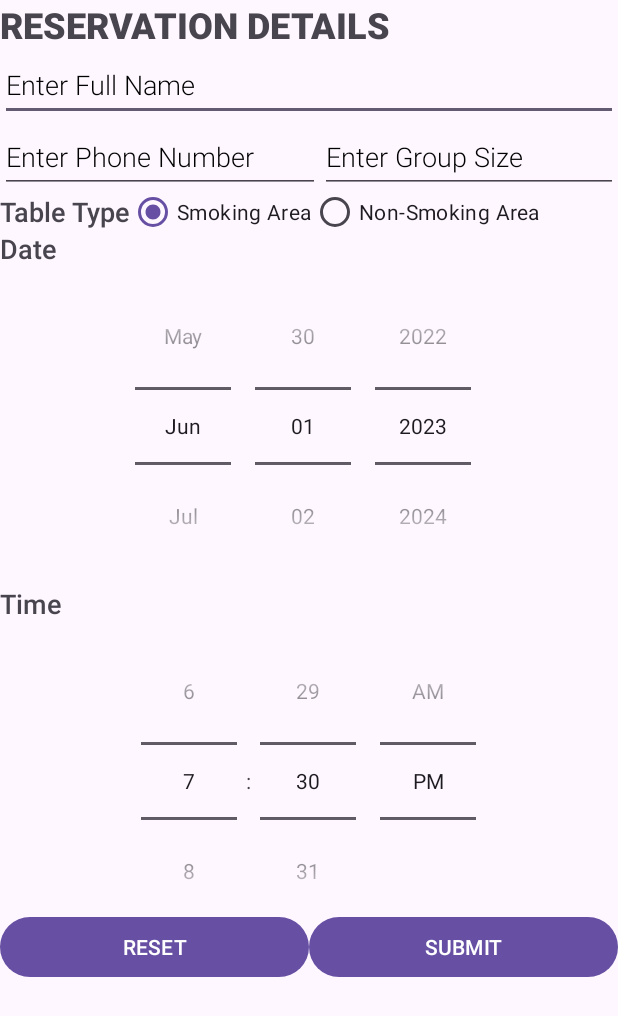
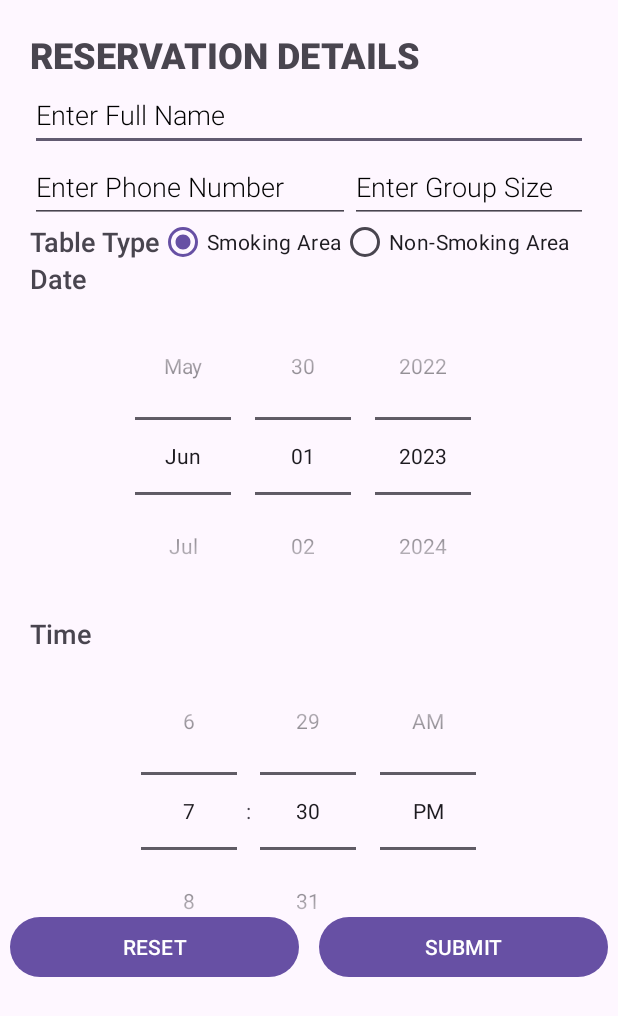
Before and after one commit to aymanlerr/L04_Reservation, an Android app: the screen it shows after launch (MainActivity), on a phone screen of 412 x 824 dp. Shown: the top 1016 px of the screen. Run offline under Robolectric (Android 15) with nearby library versions, the phone set to English and light mode, and no system bars.

Commit message:
added margin to linear layout and button

```diff
--- a/app/src/main/java/sg/edu/rp/c346/id22015131/l04_reservation/MainActivity.java
+++ b/app/src/main/java/sg/edu/rp/c346/id22015131/l04_reservation/MainActivity.java
@@ -69,6 +69,7 @@ public class MainActivity extends AppCompatActivity {
                     }
                     output += "\nDate: " + dp.getDayOfMonth() + "/" + dp.getMonth() + "/" + dp.getYear();
                     output += "\nTime: " + tp.getCurrentHour() + ":" + tp.getCurrentMinute();
+
 
                     Toast.makeText(MainActivity.this, output, Toast.LENGTH_LONG).show();
 
--- a/app/src/main/res/layout/activity_main.xml
+++ b/app/src/main/res/layout/activity_main.xml
@@ -13,6 +13,7 @@
         <LinearLayout
             android:layout_width="match_parent"
             android:layout_height="wrap_content"
+            android:layout_margin="30px"
             android:orientation="vertical">
 
             <TextView
@@ -150,14 +151,18 @@
             android:layout_width="match_parent"
             android:layout_height="wrap_content"
             android:layout_weight="1"
-            android:text="@string/reset" />
+            android:text="@string/reset"
+            android:layout_marginRight="10px"
+            android:layout_marginLeft="10px"/>
 
         <Button
             android:id="@+id/submit"
             android:layout_width="match_parent"
             android:layout_height="wrap_content"
             android:layout_weight="1"
-            android:text="@string/submit" />
+            android:text="@string/submit"
+            android:layout_marginLeft="10px"
+            android:layout_marginRight="10px"/>
     </LinearLayout>
 
 </LinearLayout>
```
